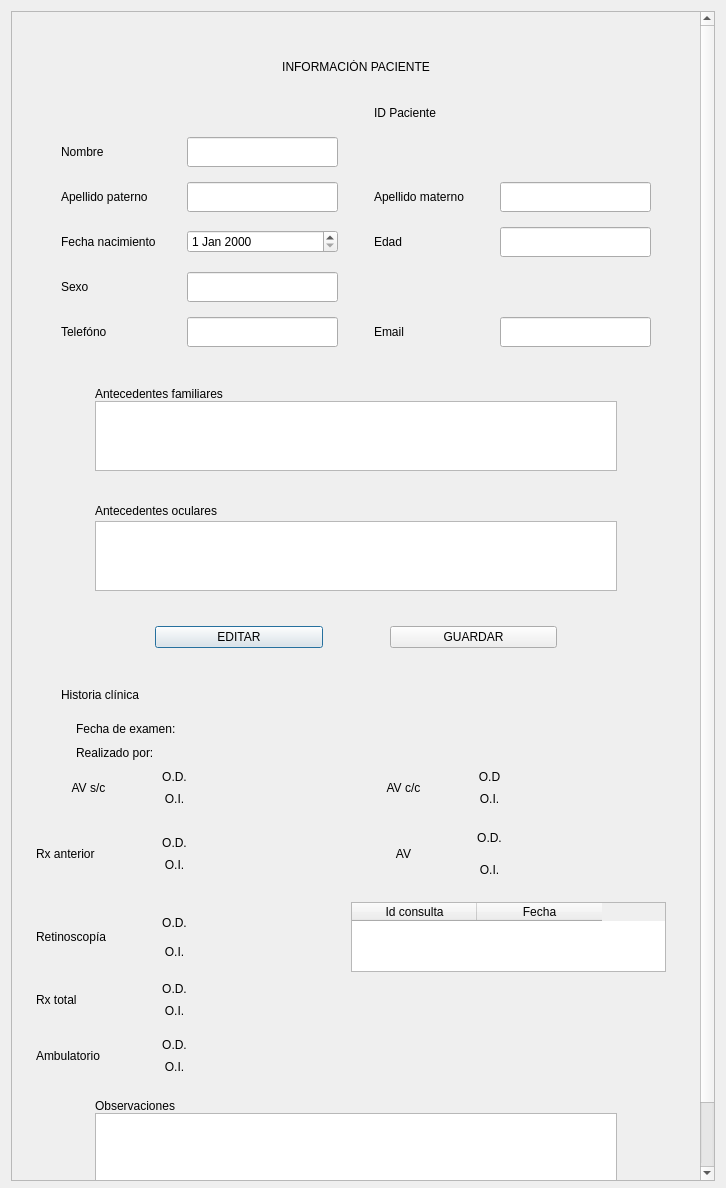
Matapuercos666/OPTICA, file Info_paciente.ui: the form before one commit.
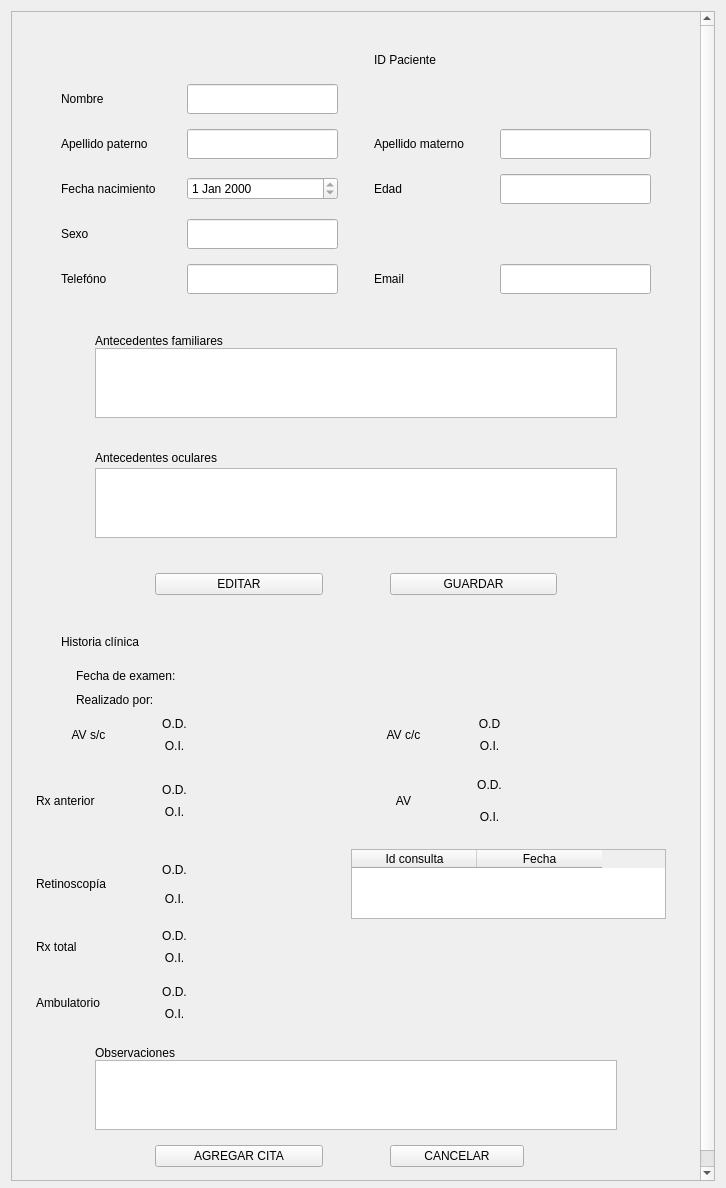
The form after the commit. Icons and pictures are not drawn.

What changed in the file:
```diff
--- a/Info_paciente.ui
+++ b/Info_paciente.ui
@@ -1,7 +1,7 @@
 <?xml version="1.0" encoding="UTF-8"?>
 <ui version="4.0">
  <class>Info_paciente</class>
- <widget class="QDialog" name="Info_paciente">
+ <widget class="QWidget" name="Info_paciente">
   <property name="geometry">
    <rect>
     <x>0</x>
@@ -29,14 +29,14 @@
       <property name="geometry">
        <rect>
         <x>0</x>
-        <y>-138</y>
+        <y>0</y>
         <width>689</width>
-        <height>1399</height>
+        <height>1305</height>
        </rect>
       </property>
       <layout class="QGridLayout" name="gridLayout_2">
        <item row="0" column="0">
-        <layout class="QGridLayout" name="gridLayout" rowstretch="1,0,0,0,0,0,0">
+        <layout class="QGridLayout" name="gridLayout" rowstretch="1,0,0,0,0,0">
          <property name="topMargin">
           <number>0</number>
          </property>
@@ -49,8 +49,80 @@
          <property name="spacing">
           <number>0</number>
          </property>
-         <item row="2" column="0">
-          <layout class="QGridLayout" name="Info_gral" rowstretch="0,0,0,0,0,0,0,0" columnstretch="0">
+         <item row="5" column="0">
+          <layout class="QGridLayout" name="Botones" columnstretch="4,5,0,2,0,4,5">
+           <property name="topMargin">
+            <number>15</number>
+           </property>
+           <property name="bottomMargin">
+            <number>20</number>
+           </property>
+           <item row="1" column="1">
+            <widget class="QPushButton" name="AGREGAR_CITA">
+             <property name="contextMenuPolicy">
+              <enum>Qt::ContextMenuPolicy::DefaultContextMenu</enum>
+             </property>
+             <property name="text">
+              <string>AGREGAR CITA</string>
+             </property>
+             <property name="autoDefault">
+              <bool>false</bool>
+             </property>
+            </widget>
+           </item>
+           <item row="1" column="5">
+            <widget class="QPushButton" name="CANCELAR">
+             <property name="text">
+              <string>CANCELAR</string>
+             </property>
+             <property name="autoDefault">
+              <bool>false</bool>
+             </property>
+            </widget>
+           </item>
+           <item row="1" column="0">
+            <spacer name="horizontalSpacer_5">
+             <property name="orientation">
+              <enum>Qt::Orientation::Horizontal</enum>
+             </property>
+             <property name="sizeHint" stdset="0">
+              <size>
+               <width>40</width>
+               <height>20</height>
+              </size>
+             </property>
+            </spacer>
+           </item>
+           <item row="1" column="3">
+            <spacer name="horizontalSpacer_11">
+             <property name="orientation">
+              <enum>Qt::Orientation::Horizontal</enum>
+             </property>
+             <property name="sizeHint" stdset="0">
+              <size>
+               <width>40</width>
+               <height>20</height>
+              </size>
+             </property>
+            </spacer>
+           </item>
+           <item row="1" column="6">
+            <spacer name="horizontalSpacer_4">
+             <property name="orientation">
+              <enum>Qt::Orientation::Horizontal</enum>
+             </property>
+             <property name="sizeHint" stdset="0">
+              <size>
+               <width>40</width>
+               <height>20</height>
+              </size>
+             </property>
+            </spacer>
+           </item>
+          </layout>
+         </item>
+         <item row="1" column="0">
+          <layout class="QGridLayout" name="Info_gral" rowstretch="0,0,0,0,0,0,0" columnstretch="0">
            <property name="topMargin">
             <number>15</number>
            </property>
@@ -66,7 +138,129 @@
            <property name="verticalSpacing">
             <number>15</number>
            </property>
-           <item row="2" column="0">
+           <item row="5" column="0">
+            <layout class="QGridLayout" name="gridLayout_11" rowstretch="1,5" columnstretch="1,7,1">
+             <property name="topMargin">
+              <number>15</number>
+             </property>
+             <item row="0" column="1">
+              <widget class="QLabel" name="AntecedentesO">
+               <property name="text">
+                <string>Antecedentes oculares</string>
+               </property>
+              </widget>
+             </item>
+             <item row="0" column="2">
+              <spacer name="horizontalSpacer_7">
+               <property name="orientation">
+                <enum>Qt::Orientation::Horizontal</enum>
+               </property>
+               <property name="sizeHint" stdset="0">
+                <size>
+                 <width>40</width>
+                 <height>20</height>
+                </size>
+               </property>
+              </spacer>
+             </item>
+             <item row="1" column="1">
+              <widget class="QTextEdit" name="ANTECEDENTES_O">
+               <property name="verticalScrollBarPolicy">
+                <enum>Qt::ScrollBarPolicy::ScrollBarAlwaysOff</enum>
+               </property>
+               <property name="horizontalScrollBarPolicy">
+                <enum>Qt::ScrollBarPolicy::ScrollBarAlwaysOff</enum>
+               </property>
+               <property name="sizeAdjustPolicy">
+                <enum>QAbstractScrollArea::SizeAdjustPolicy::AdjustToContentsOnFirstShow</enum>
+               </property>
+               <property name="readOnly">
+                <bool>true</bool>
+               </property>
+               <property name="tabStopDistance">
+                <double>1.000000000000000</double>
+               </property>
+              </widget>
+             </item>
+             <item row="1" column="0">
+              <spacer name="horizontalSpacer_6">
+               <property name="orientation">
+                <enum>Qt::Orientation::Horizontal</enum>
+               </property>
+               <property name="sizeHint" stdset="0">
+                <size>
+                 <width>40</width>
+                 <height>20</height>
+                </size>
+               </property>
+              </spacer>
+             </item>
+            </layout>
+           </item>
+           <item row="6" column="0">
+            <layout class="QGridLayout" name="gridLayout_8" columnstretch="4,5,2,5,4">
+             <property name="topMargin">
+              <number>20</number>
+             </property>
+             <property name="bottomMargin">
+              <number>20</number>
+             </property>
+             <item row="0" column="2">
+              <spacer name="horizontalSpacer_10">
+               <property name="orientation">
+                <enum>Qt::Orientation::Horizontal</enum>
+               </property>
+               <property name="sizeHint" stdset="0">
+                <size>
+                 <width>40</width>
+                 <height>20</height>
+                </size>
+               </property>
+              </spacer>
+             </item>
+             <item row="0" column="1">
+              <widget class="QPushButton" name="EDITAR">
+               <property name="text">
+                <string>EDITAR</string>
+               </property>
+              </widget>
+             </item>
+             <item row="0" column="0">
+              <spacer name="horizontalSpacer_3">
+               <property name="orientation">
+                <enum>Qt::Orientation::Horizontal</enum>
+               </property>
+               <property name="sizeHint" stdset="0">
+                <size>
+                 <width>40</width>
+                 <height>20</height>
+                </size>
+               </property>
+              </spacer>
+             </item>
+             <item row="0" column="3">
+              <widget class="QPushButton" name="GUARDAR">
+               <property name="text">
+                <string>GUARDAR</string>
+               </property>
+              </widget>
+             </item>
+             <item row="0" column="4">
+              <spacer name="horizontalSpacer_12">
+               <property name="orientation">
+                <enum>Qt::Orientation::Horizontal</enum>
+               </property>
+               <property name="sizeHint" stdset="0">
+                <size>
+                 <width>40</width>
+                 <height>20</height>
+                </size>
+               </property>
+              </spacer>
+             </item>
+            </layout>
+           </item>
+           <item row="1" column="0">
             <layout class="QGridLayout" name="gridLayout_10" rowstretch="0,0,0,0,0,0,0,0" columnstretch="1,4,5,1,4,5,1" rowminimumheight="2,2,2,2,2,2,2,2">
              <property name="sizeConstraint">
               <enum>QLayout::SizeConstraint::SetDefaultConstraint</enum>
@@ -296,11 +490,15 @@
               </widget>
              </item>
              <item row="5" column="2">
-              <widget class="QDateEdit" name="dateEdit"/>
+              <widget class="QDateEdit" name="NACIMIENTO">
+               <property name="readOnly">
+                <bool>true</bool>
+               </property>
+              </widget>
              </item>
             </layout>
            </item>
-           <item row="5" column="0">
+           <item row="4" column="0">
             <layout class="QGridLayout" name="gridLayout_12" columnstretch="1,7,1">
              <property name="topMargin">
               <number>15</number>
@@ -356,217 +554,9 @@
              </item>
             </layout>
            </item>
-           <item row="1" column="0">
-            <layout class="QVBoxLayout" name="verticalLayout_2">
-             <item>
-              <widget class="QLabel" name="Titulo2">
-               <property name="text">
-                <string>INFORMACIÓN PACIENTE</string>
-               </property>
-               <property name="alignment">
-                <set>Qt::AlignmentFlag::AlignCenter</set>
-               </property>
-              </widget>
-             </item>
-            </layout>
-           </item>
-           <item row="6" column="0">
-            <layout class="QGridLayout" name="gridLayout_11" rowstretch="1,5" columnstretch="1,7,1">
-             <property name="topMargin">
-              <number>15</number>
-             </property>
-             <item row="0" column="1">
-              <widget class="QLabel" name="AntecedentesO">
-               <property name="text">
-                <string>Antecedentes oculares</string>
-               </property>
-              </widget>
-             </item>
-             <item row="0" column="2">
-              <spacer name="horizontalSpacer_7">
-               <property name="orientation">
-                <enum>Qt::Orientation::Horizontal</enum>
-               </property>
-               <property name="sizeHint" stdset="0">
-                <size>
-                 <width>40</width>
-                 <height>20</height>
-                </size>
-               </property>
-              </spacer>
-             </item>
-             <item row="1" column="1">
-              <widget class="QTextEdit" name="ANTECEDENTES_O">
-               <property name="verticalScrollBarPolicy">
-                <enum>Qt::ScrollBarPolicy::ScrollBarAlwaysOff</enum>
-               </property>
-               <property name="horizontalScrollBarPolicy">
-                <enum>Qt::ScrollBarPolicy::ScrollBarAlwaysOff</enum>
-               </property>
-               <property name="sizeAdjustPolicy">
-                <enum>QAbstractScrollArea::SizeAdjustPolicy::AdjustToContentsOnFirstShow</enum>
-               </property>
-               <property name="readOnly">
-                <bool>true</bool>
-               </property>
-               <property name="tabStopDistance">
-                <double>1.000000000000000</double>
-               </property>
-              </widget>
-             </item>
-             <item row="1" column="0">
-              <spacer name="horizontalSpacer_6">
-               <property name="orientation">
-                <enum>Qt::Orientation::Horizontal</enum>
-               </property>
-               <property name="sizeHint" stdset="0">
-                <size>
-                 <width>40</width>
-                 <height>20</height>
-                </size>
-               </property>
-              </spacer>
-             </item>
-            </layout>
-           </item>
-           <item row="7" column="0">
-            <layout class="QGridLayout" name="gridLayout_8" columnstretch="4,5,2,5,4">
-             <property name="topMargin">
-              <number>20</number>
-             </property>
-             <property name="bottomMargin">
-              <number>20</number>
-             </property>
-             <item row="0" column="2">
-              <spacer name="horizontalSpacer_10">
-               <property name="orientation">
-                <enum>Qt::Orientation::Horizontal</enum>
-               </property>
-               <property name="sizeHint" stdset="0">
-                <size>
-                 <width>40</width>
-                 <height>20</height>
-                </size>
-               </property>
-              </spacer>
-             </item>
-             <item row="0" column="1">
-              <widget class="QPushButton" name="EDITAR">
-               <property name="text">
-                <string>EDITAR</string>
-               </property>
-              </widget>
-             </item>
-             <item row="0" column="0">
-              <spacer name="horizontalSpacer_3">
-               <property name="orientation">
-                <enum>Qt::Orientation::Horizontal</enum>
-               </property>
-               <property name="sizeHint" stdset="0">
-                <size>
-                 <width>40</width>
-                 <height>20</height>
-                </size>
-               </property>
-              </spacer>
-             </item>
-             <item row="0" column="3">
-              <widget class="QPushButton" name="GUARDAR">
-               <property name="text">
-                <string>GUARDAR</string>
-               </property>
-              </widget>
-             </item>
-             <item row="0" column="4">
-              <spacer name="horizontalSpacer_12">
-               <property name="orientation">
-                <enum>Qt::Orientation::Horizontal</enum>
-               </property>
-               <property name="sizeHint" stdset="0">
-                <size>
-                 <width>40</width>
-                 <height>20</height>
-                </size>
-               </property>
-              </spacer>
-             </item>
-            </layout>
-           </item>
           </layout>
          </item>
-         <item row="6" column="0">
-          <layout class="QGridLayout" name="Botones" columnstretch="4,5,0,2,0,4,5">
-           <property name="topMargin">
-            <number>15</number>
-           </property>
-           <property name="bottomMargin">
-            <number>20</number>
-           </property>
-           <item row="1" column="1">
-            <widget class="QPushButton" name="AGREGAR_CITA">
-             <property name="contextMenuPolicy">
-              <enum>Qt::ContextMenuPolicy::DefaultContextMenu</enum>
-             </property>
-             <property name="text">
-              <string>AGREGAR CITA</string>
-             </property>
-             <property name="autoDefault">
-              <bool>false</bool>
-             </property>
-            </widget>
-           </item>
-           <item row="1" column="5">
-            <widget class="QPushButton" name="CANCELAR">
-             <property name="text">
-              <string>CANCELAR</string>
-             </property>
-             <property name="autoDefault">
-              <bool>false</bool>
-             </property>
-            </widget>
-           </item>
-           <item row="1" column="0">
-            <spacer name="horizontalSpacer_5">
-             <property name="orientation">
-              <enum>Qt::Orientation::Horizontal</enum>
-             </property>
-             <property name="sizeHint" stdset="0">
-              <size>
-               <width>40</width>
-               <height>20</height>
-              </size>
-             </property>
-            </spacer>
-           </item>
-           <item row="1" column="3">
-            <spacer name="horizontalSpacer_11">
-             <property name="orientation">
-              <enum>Qt::Orientation::Horizontal</enum>
-             </property>
-             <property name="sizeHint" stdset="0">
-              <size>
-               <width>40</width>
-               <height>20</height>
-              </size>
-             </property>
-            </spacer>
-           </item>
-           <item row="1" column="6">
-            <spacer name="horizontalSpacer_4">
-             <property name="orientation">
-              <enum>Qt::Orientation::Horizontal</enum>
-             </property>
-             <property name="sizeHint" stdset="0">
-              <size>
-               <width>40</width>
-               <height>20</height>
-              </size>
-             </property>
-            </spacer>
-           </item>
-          </layout>
-         </item>
-         <item row="4" column="0">
+         <item row="3" column="0">
           <layout class="QGridLayout" name="Observaciones" columnstretch="1,7,1">
            <property name="topMargin">
             <number>15</number>
@@ -609,7 +599,20 @@
            </item>
           </layout>
          </item>
-         <item row="3" column="0">
+         <item row="4" column="0">
+          <spacer name="verticalSpacer_3">
+           <property name="orientation">
+            <enum>Qt::Orientation::Vertical</enum>
+           </property>
+           <property name="sizeHint" stdset="0">
+            <size>
+             <width>20</width>
+             <height>40</height>
+            </size>
+           </property>
+          </spacer>
+         </item>
+         <item row="2" column="0">
           <layout class="QGridLayout" name="Historia_clinica">
            <property name="verticalSpacing">
             <number>15</number>
@@ -1217,66 +1220,18 @@
            </item>
           </layout>
          </item>
-         <item row="5" column="0">
-          <spacer name="verticalSpacer_3">
-           <property name="orientation">
-            <enum>Qt::Orientation::Vertical</enum>
-           </property>
-           <property name="sizeHint" stdset="0">
-            <size>
-             <width>20</width>
-             <height>40</height>
-            </size>
-           </property>
-          </spacer>
-         </item>
-         <item row="1" column="0">
-          <spacer name="verticalSpacer_2">
-           <property name="orientation">
-            <enum>Qt::Orientation::Vertical</enum>
-           </property>
-           <property name="sizeHint" stdset="0">
-            <size>
-             <width>20</width>
-             <height>40</height>
-            </size>
-           </property>
-          </spacer>
-         </item>
          <item row="0" column="0">
-          <layout class="QGridLayout" name="LOGO">
-           <property name="sizeConstraint">
-            <enum>QLayout::SizeConstraint::SetDefaultConstraint</enum>
+          <spacer name="verticalSpacer_2">
+           <property name="orientation">
+            <enum>Qt::Orientation::Vertical</enum>
            </property>
-           <property name="topMargin">
-            <number>10</number>
+           <property name="sizeHint" stdset="0">
+            <size>
+             <width>20</width>
+             <height>40</height>
+            </size>
            </property>
-           <item row="1" column="0">
-            <widget class="QLabel" name="label">
-             <property name="sizePolicy">
-              <sizepolicy hsizetype="Preferred" vsizetype="Preferred">
-               <horstretch>0</horstretch>
-               <verstretch>0</verstretch>
-              </sizepolicy>
-             </property>
-             <property name="maximumSize">
-              <size>
-               <width>50</width>
-               <height>50</height>
-              </size>
-             </property>
-             <property name="text">
-              <string/>
-             </property>
-             <property name="pixmap">
-              <pixmap resource="RECURSOS.qrc">:/IMAGENES/IMAGENES/LOGOS/Logo con fondo gris.png</pixmap>
-             </property>
-             <property name="scaledContents">
-              <bool>true</bool>
-             </property>
-            </widget>
-           </item>
-          </layout>
+          </spacer>
          </item>
         </layout>
        </item>
```
Left out of the diff: 4 changed lines with no effect on the pictures.
